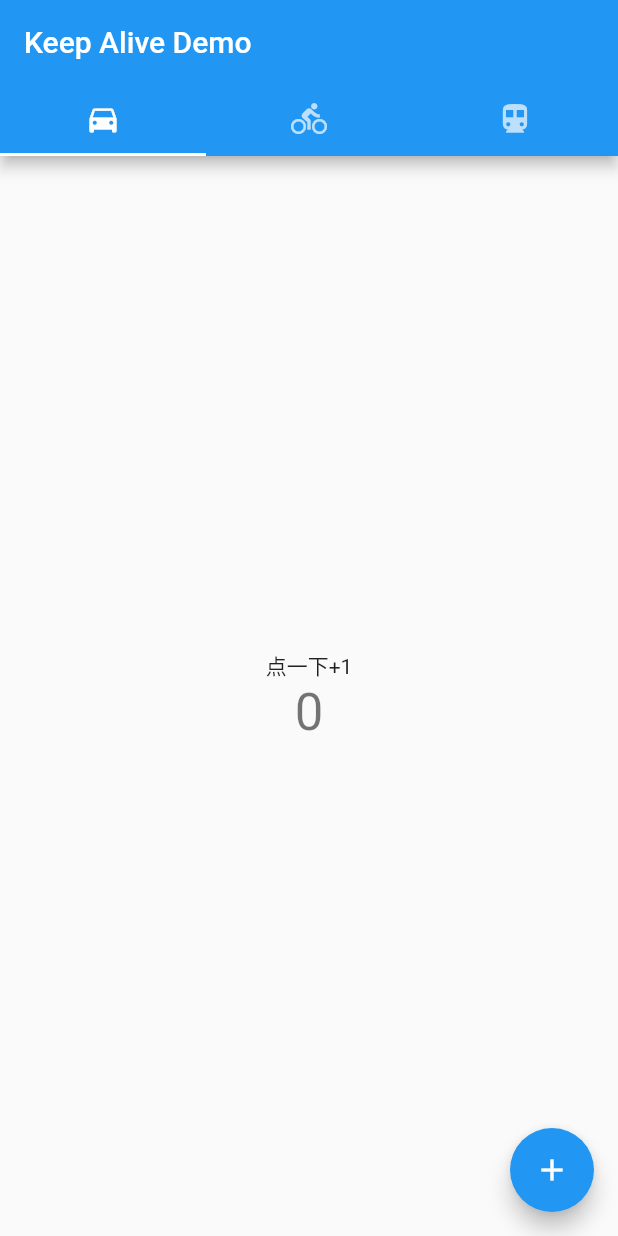
After one commit to zhangyuxiang1226/flutter-practive-2, a Flutter app: the KeepAliveDemo screen opened directly, on a phone screen of 412 x 824 dp. The commit adds this screen. Run offline on Flutter 3.47's test engine with Material 2 defaults, Android fonts, the phone set to English and light mode, and no system bars.

Commit message:
调整目录结构；新增几个demo

```diff
--- a/lib/demo1.dart
+++ b/lib/demo1.dart
@@ -1,5 +1,5 @@
 import 'package:flutter/material.dart';
-import './bottom_nav.dart';
+import './widgets/bottom_nav.dart';
 /**
  * demo1: 规则的底部导航栏
  */
--- a/lib/demo2.dart
+++ b/lib/demo2.dart
@@ -1,5 +1,5 @@
 import 'package:flutter/material.dart';
-import './bottom_nav_custom.dart';
+import './widgets/bottom_nav_custom.dart';
 /**
  * demo2: 非规则的底部导航栏，如snapshot底部有个+按钮
  * bottom_nav_custom 组件，非规则底部栏
--- /dev/null
+++ b/lib/demo5.dart
@@ -0,0 +1,67 @@
+import 'package:flutter/material.dart';
+import './widgets/keep_alive.dart';
+/**
+ * demo5: 切换页面保持状态数据不变
+ * 实现的效果是每个页面点击增加数目以后，切换页面保留数字
+ */
+void main() => runApp(Demo5());
+
+class Demo5 extends StatelessWidget {
+  @override
+  Widget build(BuildContext context) {
+    return MaterialApp(
+      title: 'Keep Status Alive',
+      theme: ThemeData(
+        primarySwatch: Colors.lightBlue
+      ),
+      home: KeepAliveDemo(),
+    );
+  }
+}
+
+class KeepAliveDemo extends StatefulWidget {
+  @override
+  _KeepAliveDemoState createState() => _KeepAliveDemoState();
+}
+
+// with ：混入类
+class _KeepAliveDemoState extends State<KeepAliveDemo> with SingleTickerProviderStateMixin {
+  TabController _controller;
+
+  @override
+  void initState() {
+    super.initState();
+    _controller = TabController(length: 3, vsync: this); // vsync：垂直
+  }
+
+  // 销毁方法
+  @override
+  void dispose(){
+    _controller.dispose();
+    super.dispose();
+  }
+
+  @override
+  Widget build(BuildContext context) {
+    return Scaffold(
+      appBar: AppBar(title: Text('Keep Alive Demo'),
+      bottom: TabBar(
+        controller: _controller,
+        tabs: <Widget>[
+          Tab(icon: Icon(Icons.directions_car),),
+          Tab(icon: Icon(Icons.directions_bike),),
+          Tab(icon: Icon(Icons.directions_subway),),
+        ],
+      ),
+      ),
+      body: TabBarView(
+        controller: _controller,
+        children: <Widget>[
+          TabPage(),
+          TabPage(),
+          TabPage(),
+        ],
+      ),
+    );
+  }
+}
--- /dev/null
+++ b/lib/demo6.dart
@@ -0,0 +1,19 @@
+import 'package:flutter/material.dart';
+import './widgets/search_bar.dart';
+/**
+ * demo6: 复杂搜索框
+ * 实现一个聚焦以后，可以展示搜索历史
+ * 输入字以后展示匹配信息，同时实现关键词高亮
+ */
+void main() => runApp(Demo6());
+
+class Demo6 extends StatelessWidget {
+  @override
+  Widget build(BuildContext context) {
+    return MaterialApp(
+      title: 'Complex Search Input',
+      theme: ThemeData.light(),
+      home: MySearchBar(),
+    );
+  }
+}
--- a/lib/home.dart
+++ b/lib/home.dart
@@ -7,6 +7,8 @@ class MyAppHome extends StatelessWidget {
     'demo2',
     'demo3',
     'demo4',
+    'demo5',
+    'demo6',
   ];
   Widget build(BuildContext context) {
     return Scaffold(
--- a/lib/main.dart
+++ b/lib/main.dart
@@ -4,6 +4,8 @@ import './demo1.dart';
 import './demo2.dart';
 import './demo3.dart';
 import './demo4.dart';
+import './demo5.dart';
+import './demo6.dart';
 
 void main() => runApp(MaterialApp(
       home: MyAppHome(), // becomes the route named '/'
@@ -12,5 +14,7 @@ void main() => runApp(MaterialApp(
         '/demo2': (BuildContext context) => Demo2(),
         '/demo3': (BuildContext context) => Demo3(),
         '/demo4': (BuildContext context) => Demo4(),
+        '/demo5': (BuildContext context) => Demo5(),
+        '/demo6': (BuildContext context) => Demo6(),
       },
     ));
--- /dev/null
+++ b/lib/widgets/keep_alive.dart
@@ -0,0 +1,44 @@
+import 'package:flutter/material.dart';
+
+class TabPage extends StatefulWidget {
+  @override
+  _TabPageState createState() => _TabPageState();
+}
+
+// 通过withAutomaticKeepAliveClientMixin 和 重写wantKeepAlive  实现不重新构建的效果
+class _TabPageState extends State<TabPage> with AutomaticKeepAliveClientMixin {
+  // 写一个计数器
+  int _counter = 0;
+  // 重写保持默认状态
+  @override
+  bool get wantKeepAlive => true; // 这里定义一个方法
+
+  void _incrementCounter() {
+    setState(() {
+      _counter++;
+    });
+  }
+
+  @override
+  Widget build(BuildContext context) {
+    return Scaffold(
+      body: Center(
+        child: Column(
+          mainAxisAlignment: MainAxisAlignment.center,
+          children: <Widget>[
+            Text('点一下+1'),
+            Text(
+              '$_counter',
+              style: Theme.of(context).textTheme.display1
+            )
+          ],
+        ),
+      ),
+      floatingActionButton: FloatingActionButton(
+        onPressed: _incrementCounter,
+        tooltip: '加1',
+        child: Icon(Icons.add),
+      ),
+    );
+  }
+}
```
Also changed, not shown: lib/mockData/search_bar_data.dart (added, +12 -0 lines), lib/widgets/bottom_nav.dart (renamed from lib/bottom_nav.dart, +4 -4 lines), lib/widgets/search_bar.dart (added, +99 -0 lines), lib/widgets/bottom_nav_custom.dart (renamed from lib/bottom_nav_custom.dart), lib/widgets/custom_route_anime.dart (renamed from lib/custom_route_anime.dart), lib/widgets/each_view.dart (renamed from lib/each_view.dart), pubspec.lock.
